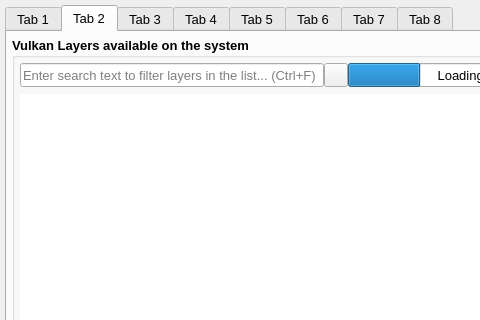
First picture: the form in vkconfig_gui/mainwindow.ui, repository LunarG/VulkanTools, before the edit; both pictures show x 0 to 480 and y 0 to 320 of the 1024 by 720 pixel window.
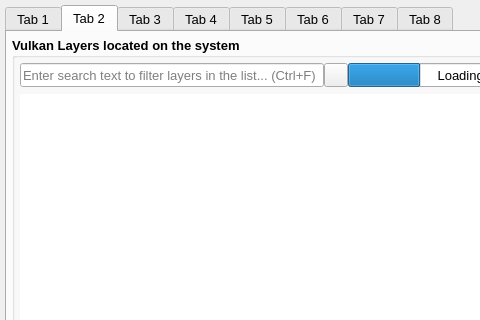
Second picture: the form after the edit. Icons and pictures are not drawn.

What changed in the file:
```diff
--- a/vkconfig_gui/mainwindow.ui
+++ b/vkconfig_gui/mainwindow.ui
@@ -952,7 +952,7 @@
            <string>List of Vulkan Layers found on the system</string>
           </property>
           <property name="title">
-           <string>Vulkan Layers available on the system</string>
+           <string>Vulkan Layers located on the system</string>
           </property>
           <property name="checkable">
            <bool>false</bool>
```
